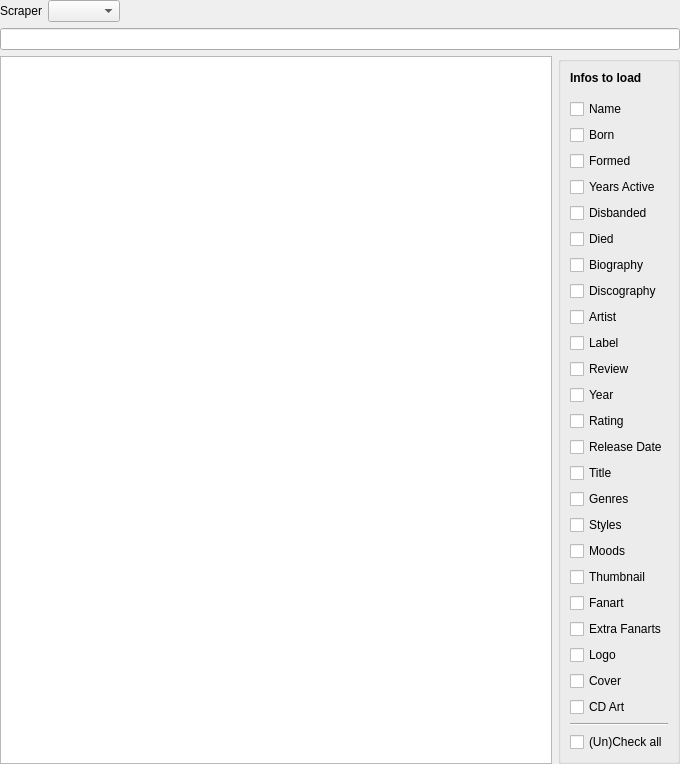
Qt form src/ui/music/MusicSearchWidget.ui (Komet/MediaElch) before a commit.
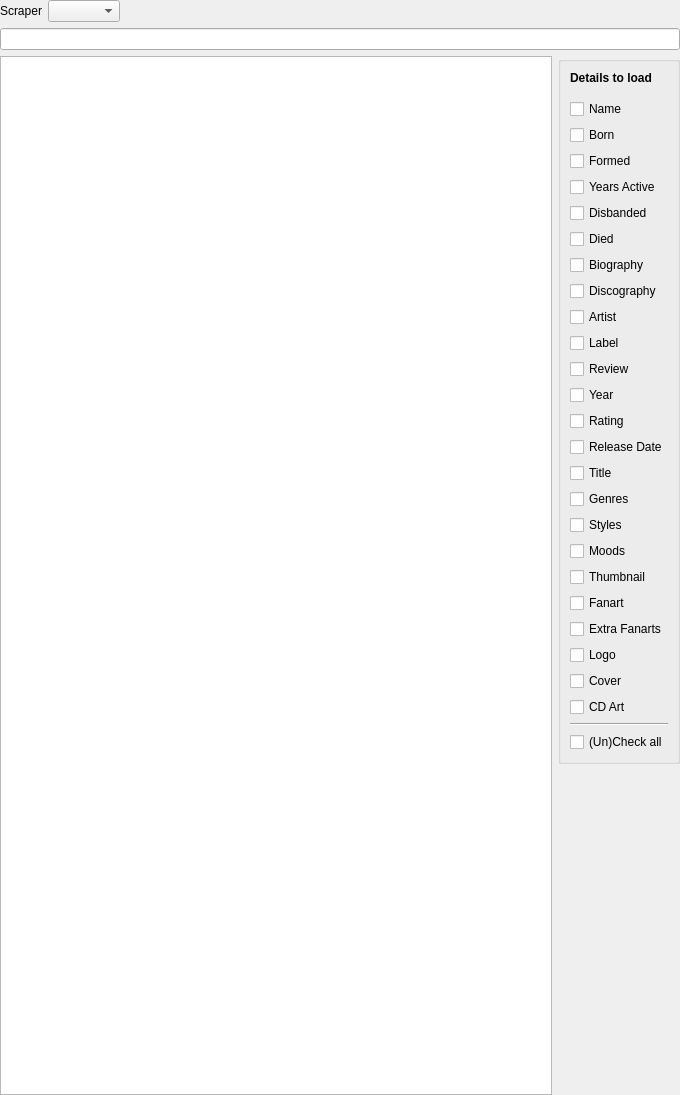
The same form after that commit. Custom widgets are drawn as their Qt base class.

What changed in the file:
```diff
--- a/src/ui/music/MusicSearchWidget.ui
+++ b/src/ui/music/MusicSearchWidget.ui
@@ -7,7 +7,7 @@
     <x>0</x>
     <y>0</y>
     <width>680</width>
-    <height>640</height>
+    <height>1095</height>
    </rect>
   </property>
   <property name="windowTitle">
@@ -109,12 +109,11 @@
            <widget class="QLabel" name="label_2">
             <property name="font">
              <font>
-              <weight>75</weight>
               <bold>true</bold>
              </font>
             </property>
             <property name="text">
-             <string>Infos to load</string>
+             <string>Details to load</string>
             </property>
            </widget>
           </item>
```
Left out of the diff: 16 changed lines with no effect on the pictures.
